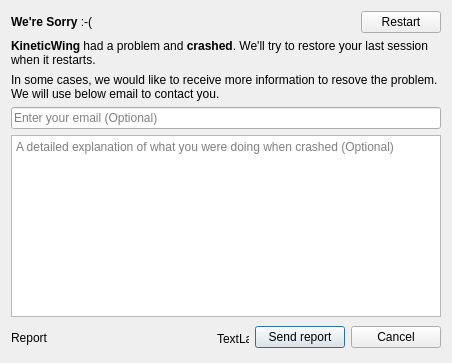
Qt form CrashReporter/CrashReporterWidget.ui (speedovation/CrashReporter-Qt-Breakpad) before a commit.
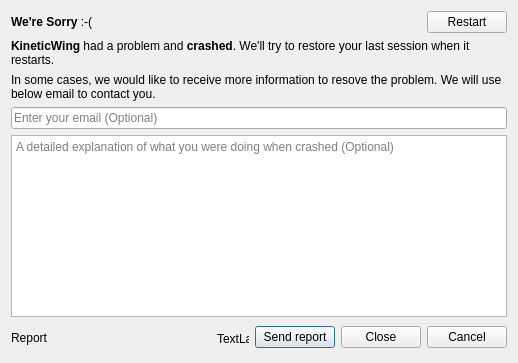
The same form after that commit.

Commit message: Close button added

The edit to the form file:
```diff
--- a/CrashReporter/CrashReporterWidget.ui
+++ b/CrashReporter/CrashReporterWidget.ui
@@ -117,6 +117,13 @@
         </property>
        </widget>
       </item>
+      <item>
+       <widget class="QPushButton" name="btnClose">
+        <property name="text">
+         <string>Close</string>
+        </property>
+       </widget>
+      </item>
       <item>
        <widget class="QPushButton" name="btnCancel">
         <property name="text">
```
The commit also changes 2 other files.
